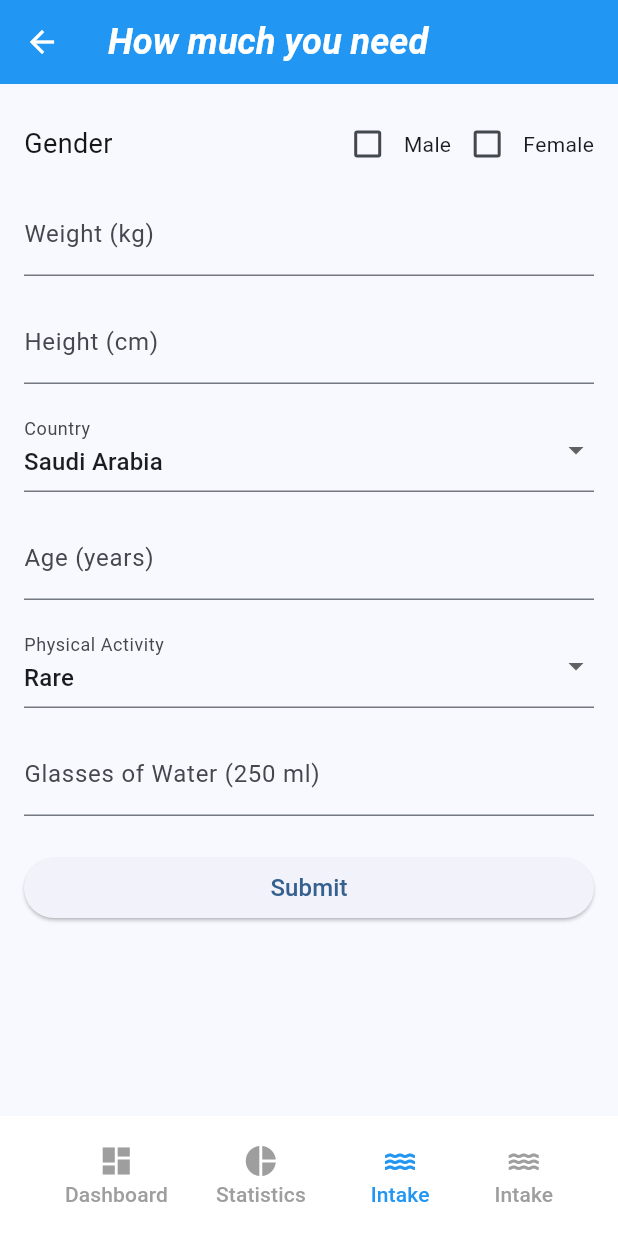
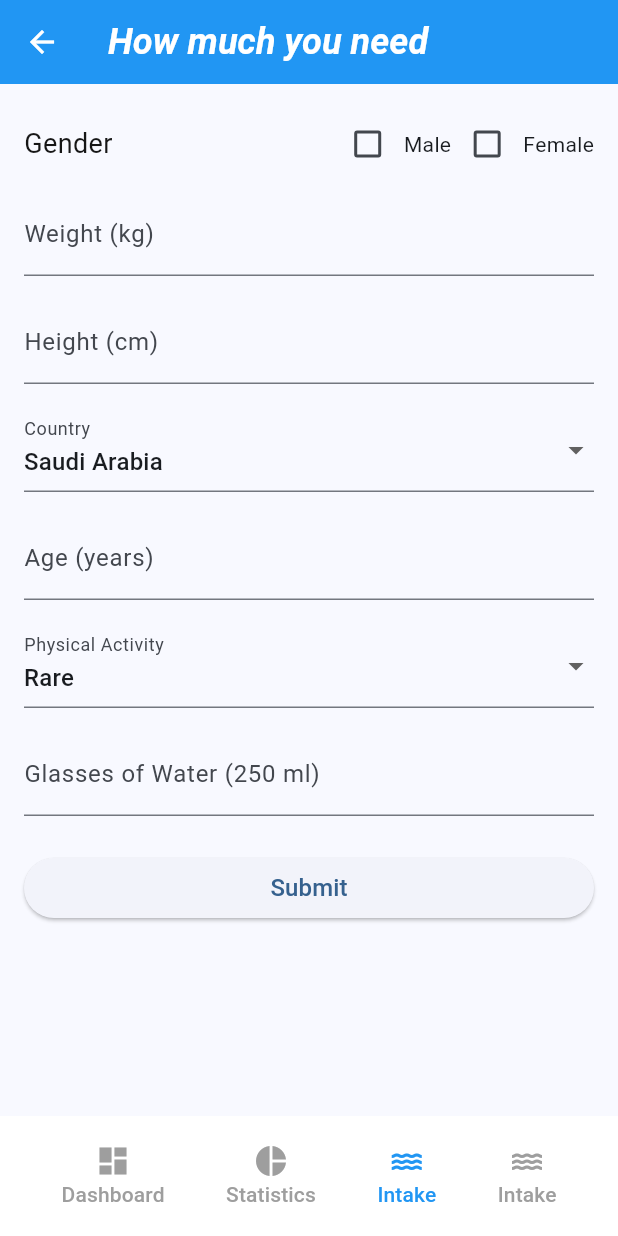
Before and after one commit to ZaBoteru/ZaBoteru-HydrationApp, a Flutter app: the WaterIntake screen opened by its route, after a tap on "Intake", on a phone screen of 412 x 824 dp. Run offline on Flutter 3.47's test engine with Material 3 defaults, Android fonts, the phone set to English and light mode, and no system bars; our stand-ins replace animated_splash_screen, lottie, percent_indicator; Roboto replaces fonts that are missing (Montserrat).

Commit message:
fixed a lot of bugs - not all

```diff
--- a/lib/pages/Dashboard.dart
+++ b/lib/pages/Dashboard.dart
@@ -301,7 +301,7 @@ class _DashboardContentState extends State<DashboardContent> {
                       borderRadius: BorderRadius.circular(10.0),
                     ),
                     child: Text(
-                      'Bottles to go\n${result[1]}',
+                      'Bottles\nto go\n${result[1]}',
                       textAlign: TextAlign.center,
                       style: const TextStyle(
                         color: Colors.white,
--- a/lib/pages/WaterIntake.dart
+++ b/lib/pages/WaterIntake.dart
@@ -1,6 +1,6 @@
 import 'package:flutter/material.dart';
 
-List<double> result = [];
+List<double> result = [0, 0];
 
 class WaterIntake extends StatefulWidget {
   const WaterIntake({super.key});
@@ -147,15 +147,14 @@ class _WaterIntakeState extends State<WaterIntake> {
         notchMargin: 8,
         // ignore: sized_box_for_whitespace
         child: Container(
+          width: MediaQuery.of(context).size.width,
           height: 60,
           child: Row(
             mainAxisAlignment: MainAxisAlignment.spaceEvenly,
             crossAxisAlignment: CrossAxisAlignment.start,
             children: <Widget>[
-                Row(
-                  children: [
               MaterialButton(
-                      minWidth: 40,
+                minWidth: 40, // Adjust the width as needed
                 onPressed: () {
                   Navigator.pushNamed(context, '/dashboard');
                   setState(() {
@@ -172,15 +171,14 @@ class _WaterIntakeState extends State<WaterIntake> {
                     Text(
                       'Dashboard',
                       style: TextStyle(
-                              color:
-                                  currentTab == 0 ? Colors.blue : Colors.grey,
+                        color: currentTab == 0 ? Colors.blue : Colors.grey,
                       ),
                     )
                   ],
                 ),
               ),
               MaterialButton(
-                      minWidth: 40,
+                minWidth: 40, // Adjust the width as needed
                 onPressed: () {
                   Navigator.pushNamed(context, '/statistics');
                   setState(() {
@@ -197,17 +195,14 @@ class _WaterIntakeState extends State<WaterIntake> {
                     Text(
                       'Statistics',
                       style: TextStyle(
-                              color:
-                                  currentTab == 1 ? Colors.blue : Colors.grey,
+                        color: currentTab == 1 ? Colors.blue : Colors.grey,
                       ),
                     )
                   ],
                 ),
               ),
-                  ],
-                ),
               MaterialButton(
-                  minWidth: 40,
+                minWidth: 40, // Adjust the width as needed
                 onPressed: () {
                   Navigator.pushNamed(context, '/intake');
                   setState(() {
@@ -231,7 +226,7 @@ class _WaterIntakeState extends State<WaterIntake> {
                 ),
               ),
               MaterialButton(
-                  minWidth: 40,
+                minWidth: 40, // Adjust the width as needed
                 onPressed: () {
                   Navigator.pushNamed(context, '/intake');
                   setState(() {
@@ -255,7 +250,8 @@ class _WaterIntakeState extends State<WaterIntake> {
                 ),
               ),
             ],
-            )),
+          ),
+        ),
       ),
     );
   }
```
Also changed, not shown: 3 other files. Lines whose indentation alone changed are shown as unchanged.
